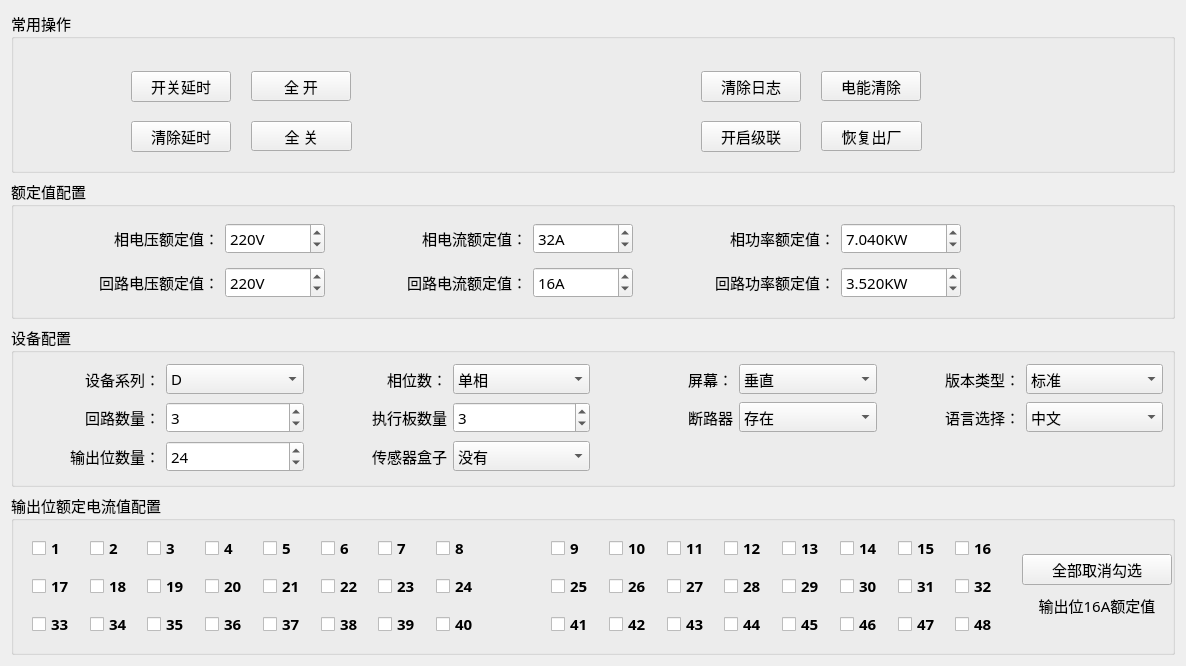
Above: pro_qc/home/home_devwid.ui from ChinaClever/MPro-Tools before the change. Below: the same form after it.
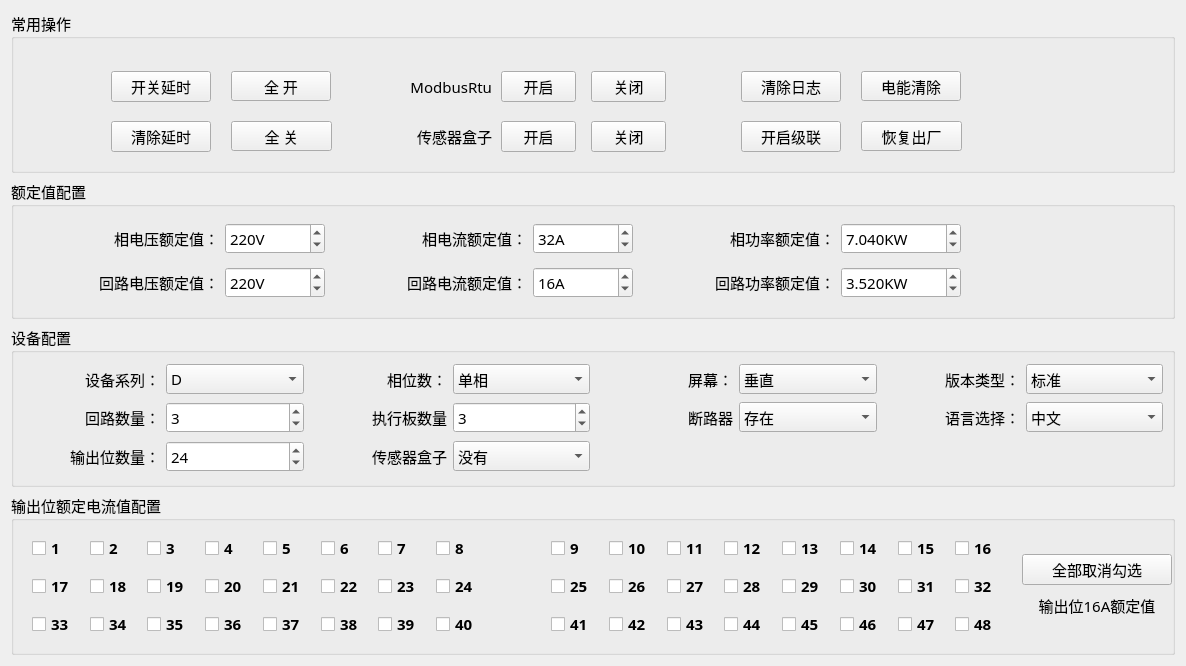
That is the form after the change.

```diff
--- a/pro_qc/home/home_devwid.ui
+++ b/pro_qc/home/home_devwid.ui
@@ -913,7 +913,7 @@
      <widget class="QPushButton" name="logBtn">
       <property name="geometry">
        <rect>
-        <x>690</x>
+        <x>730</x>
         <y>60</y>
         <width>100</width>
         <height>31</height>
@@ -926,7 +926,7 @@
      <widget class="QPushButton" name="eleClearBtn">
       <property name="geometry">
        <rect>
-        <x>810</x>
+        <x>850</x>
         <y>60</y>
         <width>100</width>
         <height>30</height>
@@ -939,7 +939,7 @@
      <widget class="QPushButton" name="factoryBtn">
       <property name="geometry">
        <rect>
-        <x>810</x>
+        <x>850</x>
         <y>110</y>
         <width>101</width>
         <height>30</height>
@@ -952,7 +952,7 @@
      <widget class="QPushButton" name="cascadeBtn">
       <property name="geometry">
        <rect>
-        <x>690</x>
+        <x>730</x>
         <y>110</y>
         <width>100</width>
         <height>31</height>
@@ -965,7 +965,7 @@
      <widget class="QPushButton" name="closeAllBtn">
       <property name="geometry">
        <rect>
-        <x>240</x>
+        <x>220</x>
         <y>110</y>
         <width>101</width>
         <height>30</height>
@@ -978,7 +978,7 @@
      <widget class="QPushButton" name="enDelayBtn">
       <property name="geometry">
        <rect>
-        <x>120</x>
+        <x>100</x>
         <y>60</y>
         <width>100</width>
         <height>31</height>
@@ -991,7 +991,7 @@
      <widget class="QPushButton" name="disDelayBtn">
       <property name="geometry">
        <rect>
-        <x>120</x>
+        <x>100</x>
         <y>110</y>
         <width>100</width>
         <height>31</height>
@@ -1004,7 +1004,7 @@
      <widget class="QPushButton" name="openAllBtn">
       <property name="geometry">
        <rect>
-        <x>240</x>
+        <x>220</x>
         <y>60</y>
         <width>100</width>
         <height>30</height>
@@ -1014,6 +1014,90 @@
        <string>全 开</string>
       </property>
      </widget>
+     <widget class="QLabel" name="label_21">
+      <property name="geometry">
+       <rect>
+        <x>380</x>
+        <y>60</y>
+        <width>101</width>
+        <height>31</height>
+       </rect>
+      </property>
+      <property name="text">
+       <string>ModbusRtu</string>
+      </property>
+      <property name="alignment">
+       <set>Qt::AlignRight|Qt::AlignTrailing|Qt::AlignVCenter</set>
+      </property>
+     </widget>
+     <widget class="QLabel" name="label_22">
+      <property name="geometry">
+       <rect>
+        <x>380</x>
+        <y>110</y>
+        <width>101</width>
+        <height>31</height>
+       </rect>
+      </property>
+      <property name="text">
+       <string>传感器盒子</string>
+      </property>
+      <property name="alignment">
+       <set>Qt::AlignRight|Qt::AlignTrailing|Qt::AlignVCenter</set>
+      </property>
+     </widget>
+     <widget class="QPushButton" name="rtuEnBtn">
+      <property name="geometry">
+       <rect>
+        <x>490</x>
+        <y>60</y>
+        <width>75</width>
+        <height>31</height>
+       </rect>
+      </property>
+      <property name="text">
+       <string>开启</string>
+      </property>
+     </widget>
+     <widget class="QPushButton" name="rtuDisenBtn">
+      <property name="geometry">
+       <rect>
+        <x>580</x>
+        <y>60</y>
+        <width>75</width>
+        <height>31</height>
+       </rect>
+      </property>
+      <property name="text">
+       <string>关闭</string>
+      </property>
+     </widget>
+     <widget class="QPushButton" name="boxDisenBtn">
+      <property name="geometry">
+       <rect>
+        <x>580</x>
+        <y>110</y>
+        <width>75</width>
+        <height>31</height>
+       </rect>
+      </property>
+      <property name="text">
+       <string>关闭</string>
+      </property>
+     </widget>
+     <widget class="QPushButton" name="bosEnBtn">
+      <property name="geometry">
+       <rect>
+        <x>490</x>
+        <y>110</y>
+        <width>75</width>
+        <height>31</height>
+       </rect>
+      </property>
+      <property name="text">
+       <string>开启</string>
+      </property>
+     </widget>
     </widget>
    </item>
   </layout>
```
